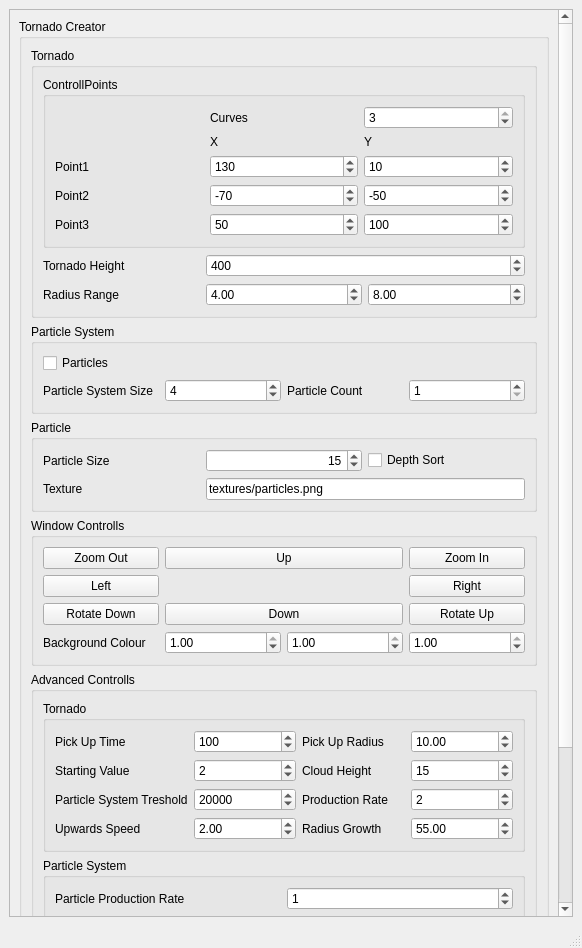
First picture: the form in ui/MainWindow.ui, repository carolagille/Tornado, before the edit.
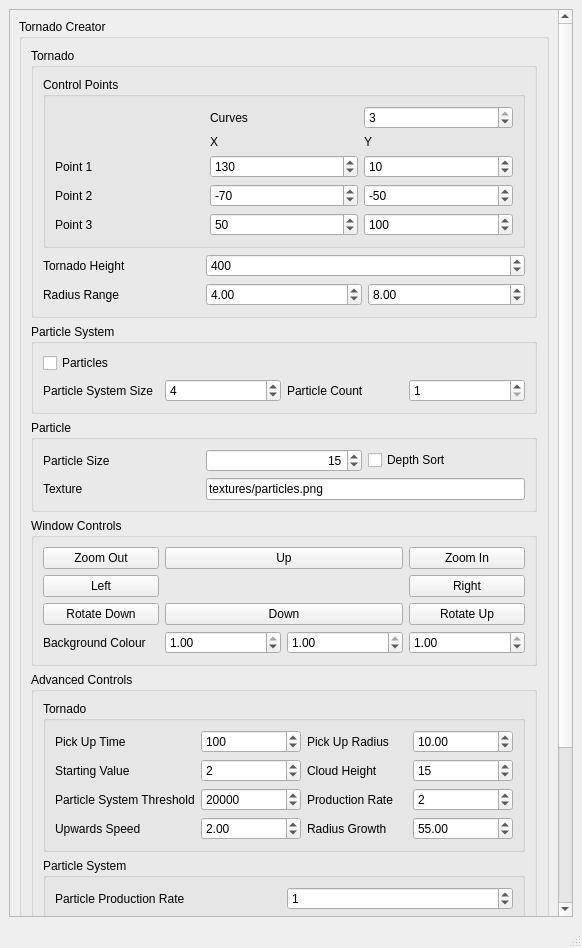
Second picture: the form after the edit.

```diff
--- a/ui/MainWindow.ui
+++ b/ui/MainWindow.ui
@@ -28,8 +28,8 @@
         <rect>
          <x>0</x>
          <y>0</y>
-         <width>556</width>
-         <height>1220</height>
+         <width>577</width>
+         <height>1257</height>
         </rect>
        </property>
        <layout class="QGridLayout" name="gridLayout_9">
@@ -74,13 +74,13 @@
               <item row="1" column="0" colspan="3">
                <widget class="QGroupBox" name="groupBox_2">
                 <property name="title">
-                 <string>ControllPoints</string>
+                 <string>Control Points</string>
                 </property>
                 <layout class="QGridLayout" name="gridLayout">
                  <item row="4" column="0">
                   <widget class="QLabel" name="label_4">
                    <property name="text">
-                    <string>Point2</string>
+                    <string>Point 2</string>
                    </property>
                   </widget>
                  </item>
@@ -166,7 +166,7 @@
                  <item row="5" column="0">
                   <widget class="QLabel" name="label_5">
                    <property name="text">
-                    <string>Point3</string>
+                    <string>Point 3</string>
                    </property>
                   </widget>
                  </item>
@@ -199,7 +199,7 @@
                  <item row="3" column="0">
                   <widget class="QLabel" name="label">
                    <property name="text">
-                    <string>Point1</string>
+                    <string>Point 1</string>
                    </property>
                   </widget>
                  </item>
@@ -356,7 +356,7 @@
            <item>
             <widget class="QGroupBox" name="groupBox_6">
              <property name="title">
-              <string>Window Controlls</string>
+              <string>Window Controls</string>
              </property>
              <layout class="QGridLayout" name="gridLayout_6">
               <item row="2" column="3">
@@ -480,7 +480,7 @@
            <item>
             <widget class="QGroupBox" name="advancedControlls">
              <property name="title">
-              <string>Advanced Controlls</string>
+              <string>Advanced Controls</string>
              </property>
              <layout class="QGridLayout" name="gridLayout_7">
               <item row="3" column="0">
@@ -656,7 +656,7 @@
                  <item row="2" column="0">
                   <widget class="QLabel" name="label_21">
                    <property name="text">
-                    <string>Particle System Treshold</string>
+                    <string>Particle System Threshold</string>
                    </property>
                   </widget>
                  </item>
```
Left out of the diff: 4 changed lines with no effect on the pictures.
